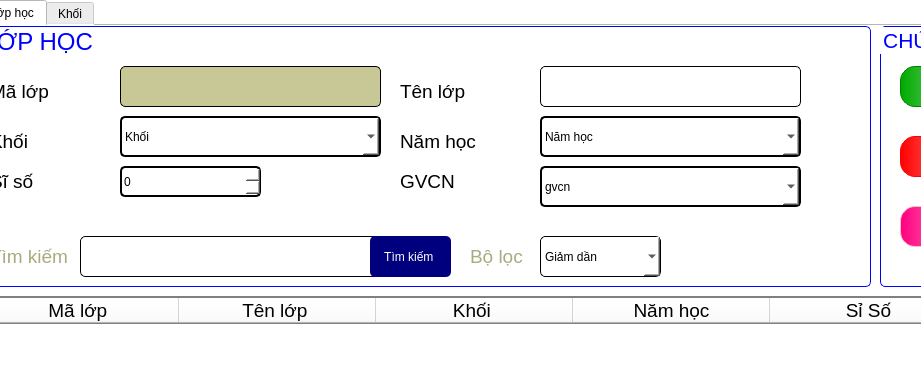
Old version of the form GUI/TrangChu.ui in the repository phuthuy44/Student--py; both pictures show x 222 to 1143 and y 0 to 381 of the 1419 by 781 pixel window.
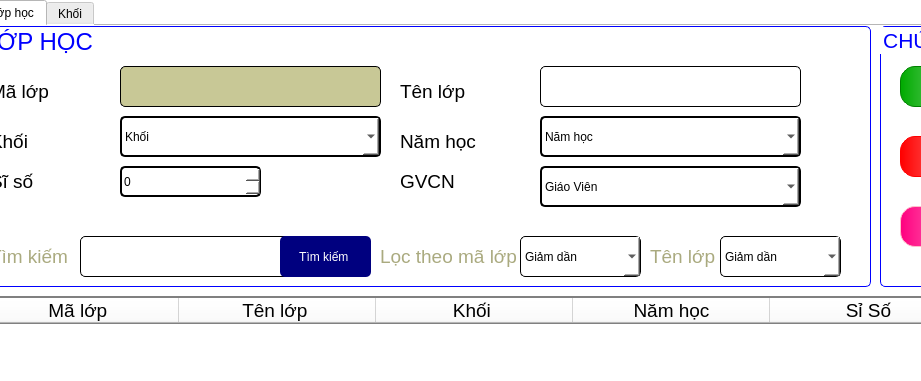
New version of the form. The open tabs and pages were chosen to show the change.

What changed in the file:
```diff
--- a/GUI/TrangChu.ui
+++ b/GUI/TrangChu.ui
@@ -6369,7 +6369,7 @@
          </property>
          <item>
           <property name="text">
-           <string>gvcn</string>
+           <string>Giáo Viên</string>
           </property>
          </item>
         </widget>
@@ -6401,7 +6401,7 @@
           <rect>
            <x>100</x>
            <y>210</y>
-           <width>341</width>
+           <width>211</width>
            <height>41</height>
           </rect>
          </property>
@@ -6438,9 +6438,9 @@
         <widget class="QPushButton" name="pushButton_95">
          <property name="geometry">
           <rect>
-           <x>390</x>
+           <x>300</x>
            <y>210</y>
-           <width>81</width>
+           <width>91</width>
            <height>41</height>
           </rect>
          </property>
@@ -6483,9 +6483,9 @@
         <widget class="QLabel" name="label_143">
          <property name="geometry">
           <rect>
-           <x>490</x>
+           <x>400</x>
            <y>210</y>
-           <width>61</width>
+           <width>141</width>
            <height>41</height>
           </rect>
          </property>
@@ -6499,13 +6499,63 @@
           <string notr="true">color: rgb(170, 170, 127);</string>
          </property>
          <property name="text">
-          <string>Bộ lọc</string>
+          <string>Lọc theo mã lớp</string>
          </property>
         </widget>
         <widget class="QComboBox" name="comboBox_26">
          <property name="geometry">
           <rect>
-           <x>560</x>
+           <x>540</x>
+           <y>210</y>
+           <width>121</width>
+           <height>41</height>
+          </rect>
+         </property>
+         <property name="styleSheet">
+          <string notr="true">QComboBox{
+font: 16pt &quot;Tahoma&quot;;
+	color: rgb(0, 0, 0);
+border: 1px solid black;
+border-radius:5px;
+}</string>
+         </property>
+         <item>
+          <property name="text">
+           <string>Giảm dần</string>
+          </property>
+         </item>
+         <item>
+          <property name="text">
+           <string>Tăng dần</string>
+          </property>
+         </item>
+        </widget>
+        <widget class="QLabel" name="label_151">
+         <property name="geometry">
+          <rect>
+           <x>670</x>
+           <y>210</y>
+           <width>71</width>
+           <height>41</height>
+          </rect>
+         </property>
+         <property name="font">
+          <font>
+           <family>Tahoma</family>
+           <pointsize>14</pointsize>
+          </font>
+         </property>
+         <property name="styleSheet">
+          <string notr="true">color: rgb(170, 170, 127);</string>
+         </property>
+         <property name="text">
+          <string>Tên lớp</string>
+         </property>
+        </widget>
+        <widget class="QComboBox" name="cBoxTenLop">
+         <property name="geometry">
+          <rect>
+           <x>740</x>
            <y>210</y>
            <width>121</width>
            <height>41</height>
```
Left out of the diff: 163 changed lines with no effect on the pictures.
